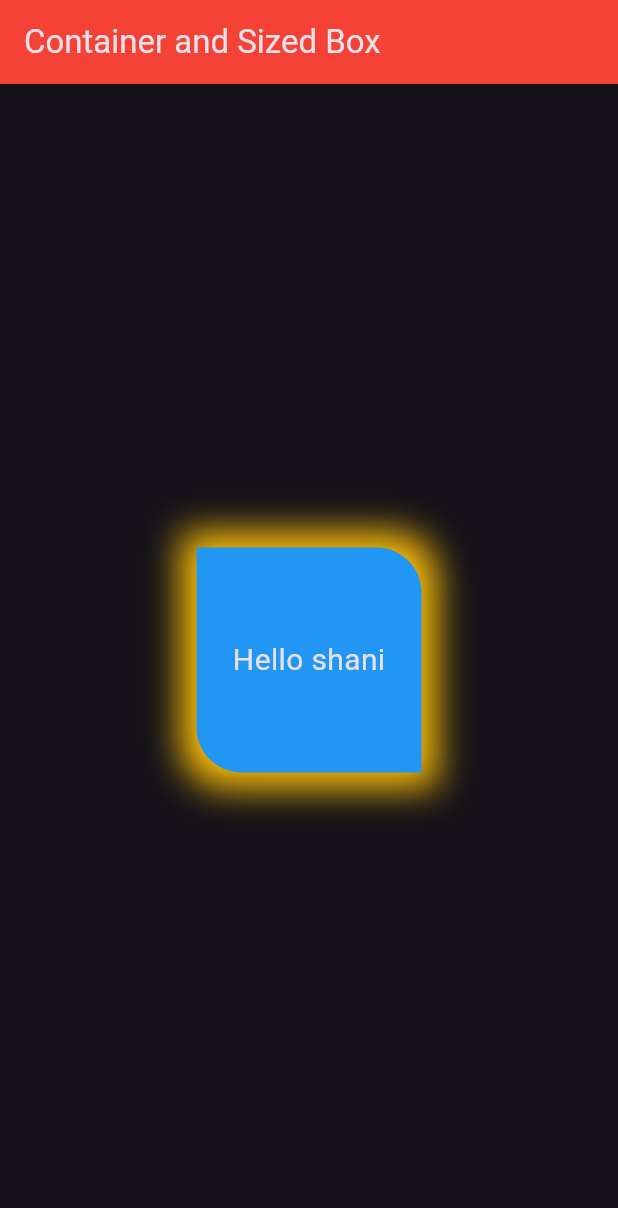
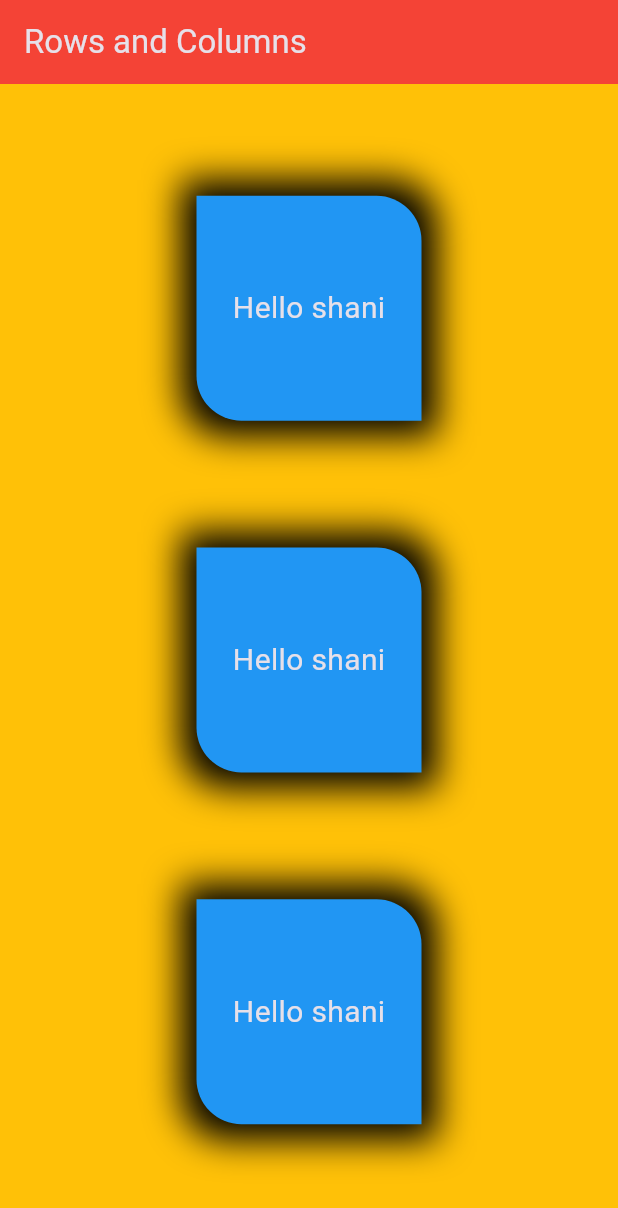
Before and after one commit to Jashwanth-Gowda-R/my_flutter_widgets, a Flutter app: the screen it shows after launch, on a phone screen of 412 x 824 dp. Shown: the top 1208 px of the screen. Run offline on Flutter 3.47's test engine with Material 2 defaults, Android fonts, the phone set to English and light mode, and no system bars.

Commit message:
rows and cols

```diff
--- a/lib/main.dart
+++ b/lib/main.dart
@@ -1,5 +1,6 @@
 import 'package:flutter/material.dart';
 import 'package:flutter_widgets/views/widgets/container_sized.dart';
+import 'package:flutter_widgets/views/widgets/rowscols.dart';
 
 void main() {
   runApp(const MyApp());
@@ -19,7 +20,7 @@ class MyApp extends StatelessWidget {
         primaryColor: Colors.deepPurple,
         useMaterial3: true,
       ),
-      home: const ContainerSized(),
+      home: const RowsCols(),
     );
   }
 }
--- /dev/null
+++ b/lib/views/widgets/rowscols.dart
@@ -0,0 +1,358 @@
+import 'package:flutter/material.dart';
+
+class RowsCols extends StatelessWidget {
+  const RowsCols({super.key});
+
+  @override
+  Widget build(BuildContext context) {
+    var w = MediaQuery.of(context).size.width;
+    var h = MediaQuery.of(context).size.height;
+    return Scaffold(
+      appBar: AppBar(
+        title: const Text('Rows and Columns'),
+        backgroundColor: Colors.red,
+      ),
+      body: Container(
+        height: h,
+        width: w,
+        color: Colors.amber,
+        child: const MyCol(),
+      ),
+    );
+  }
+}
+
+class MyCol extends StatelessWidget {
+  const MyCol({
+    super.key,
+  });
+
+  @override
+  Widget build(BuildContext context) {
+    return Column(
+      // mainAxisAlignment: MainAxisAlignment.center,
+      // mainAxisAlignment: MainAxisAlignment.spaceAround,
+      // mainAxisAlignment: MainAxisAlignment.spaceBetween,
+      // mainAxisAlignment: MainAxisAlignment.end,
+      mainAxisAlignment: MainAxisAlignment.spaceEvenly,
+      crossAxisAlignment: CrossAxisAlignment.center,
+      children: [
+        Container(
+          height: 150,
+          width: 150,
+          padding: const EdgeInsets.all(10),
+          margin: const EdgeInsets.all(10),
+          decoration: const BoxDecoration(
+            color: Colors.blue,
+            // shape: BoxShape.circle,
+            // borderRadius: BorderRadius.circular(30),
+            borderRadius: BorderRadius.only(
+              topRight: Radius.circular(30),
+              bottomLeft: Radius.circular(30),
+            ),
+            boxShadow: [
+              BoxShadow(
+                blurRadius: 20,
+                spreadRadius: 10,
+                color: Colors.black,
+              ),
+            ],
+          ),
+          // color: Colors.blue,
+          child: const Center(
+            child: Text(
+              'Hello shani',
+              style: TextStyle(
+                fontSize: 20,
+              ),
+            ),
+          ),
+        ),
+        Container(
+          height: 150,
+          width: 150,
+          padding: const EdgeInsets.all(10),
+          margin: const EdgeInsets.all(10),
+          decoration: const BoxDecoration(
+            color: Colors.blue,
+            // shape: BoxShape.circle,
+            // borderRadius: BorderRadius.circular(30),
+            borderRadius: BorderRadius.only(
+              topRight: Radius.circular(30),
+              bottomLeft: Radius.circular(30),
+            ),
+            boxShadow: [
+              BoxShadow(
+                blurRadius: 20,
+                spreadRadius: 10,
+                color: Colors.black,
+              ),
+            ],
+          ),
+          // color: Colors.blue,
+          child: const Center(
+            child: Text(
+              'Hello shani',
+              style: TextStyle(
+                fontSize: 20,
+              ),
+            ),
+          ),
+        ),
+        Container(
+          height: 150,
+          width: 150,
+          padding: const EdgeInsets.all(10),
+          margin: const EdgeInsets.all(10),
+          decoration: const BoxDecoration(
+            color: Colors.blue,
+            // shape: BoxShape.circle,
+            // borderRadius: BorderRadius.circular(30),
+            borderRadius: BorderRadius.only(
+              topRight: Radius.circular(30),
+              bottomLeft: Radius.circular(30),
+            ),
+            boxShadow: [
+              BoxShadow(
+                blurRadius: 20,
+                spreadRadius: 10,
+                color: Colors.black,
+              ),
+            ],
+          ),
+          // color: Colors.blue,
+          child: const Center(
+            child: Text(
+              'Hello shani',
+              style: TextStyle(
+                fontSize: 20,
+              ),
+            ),
+          ),
+        ),
+      ],
+    );
+  }
+}
+
+// wrap text widget for overflow - usecase
+class MyWrap extends StatelessWidget {
+  const MyWrap({
+    super.key,
+  });
+
+  @override
+  Widget build(BuildContext context) {
+    return Wrap(
+      direction: Axis.vertical,
+      children: [
+        Container(
+          height: 150,
+          width: 150,
+          padding: const EdgeInsets.all(10),
+          margin: const EdgeInsets.all(10),
+          decoration: const BoxDecoration(
+            color: Colors.blue,
+            // shape: BoxShape.circle,
+            // borderRadius: BorderRadius.circular(30),
+            borderRadius: BorderRadius.only(
+              topRight: Radius.circular(30),
+              bottomLeft: Radius.circular(30),
+            ),
+            boxShadow: [
+              BoxShadow(
+                blurRadius: 20,
+                spreadRadius: 10,
+                color: Colors.black,
+              ),
+            ],
+          ),
+          // color: Colors.blue,
+          child: const Center(
+            child: Text(
+              'Hello shani',
+              style: TextStyle(
+                fontSize: 20,
+              ),
+            ),
+          ),
+        ),
+        Container(
+          height: 150,
+          width: 150,
+          padding: const EdgeInsets.all(10),
+          margin: const EdgeInsets.all(10),
+          decoration: const BoxDecoration(
+            color: Colors.blue,
+            // shape: BoxShape.circle,
+            // borderRadius: BorderRadius.circular(30),
+            borderRadius: BorderRadius.only(
+              topRight: Radius.circular(30),
+              bottomLeft: Radius.circular(30),
+            ),
+            boxShadow: [
+              BoxShadow(
+                blurRadius: 20,
+                spreadRadius: 10,
+                color: Colors.black,
+              ),
+            ],
+          ),
+          // color: Colors.blue,
+          child: const Center(
+            child: Text(
+              'Hello shani',
+              style: TextStyle(
+                fontSize: 20,
+              ),
+            ),
+          ),
+        ),
+        Container(
+          height: 150,
+          width: 150,
+          padding: const EdgeInsets.all(10),
+          margin: const EdgeInsets.all(10),
+          decoration: const BoxDecoration(
+            color: Colors.blue,
+            // shape: BoxShape.circle,
+            // borderRadius: BorderRadius.circular(30),
+            borderRadius: BorderRadius.only(
+              topRight: Radius.circular(30),
+              bottomLeft: Radius.circular(30),
+            ),
+            boxShadow: [
+              BoxShadow(
+                blurRadius: 20,
+                spreadRadius: 10,
+                color: Colors.black,
+              ),
+            ],
+          ),
+          // color: Colors.blue,
+          child: const Center(
+            child: Text(
+              'Hello shani',
+              style: TextStyle(
+                fontSize: 20,
+              ),
+            ),
+          ),
+        ),
+      ],
+    );
+  }
+}
+
+class MyRow extends StatelessWidget {
+  const MyRow({
+    super.key,
+  });
+
+  @override
+  Widget build(BuildContext context) {
+    return Row(
+      // mainAxisAlignment: MainAxisAlignment.center,
+      // mainAxisAlignment: MainAxisAlignment.spaceAround,
+      // mainAxisAlignment: MainAxisAlignment.spaceBetween,
+      // mainAxisAlignment: MainAxisAlignment.end,
+      mainAxisAlignment: MainAxisAlignment.spaceEvenly,
+      crossAxisAlignment: CrossAxisAlignment.center,
+      children: [
+        Container(
+          height: 150,
+          width: 150,
+          padding: const EdgeInsets.all(10),
+          margin: const EdgeInsets.all(10),
+          decoration: const BoxDecoration(
+            color: Colors.blue,
+            // shape: BoxShape.circle,
+            // borderRadius: BorderRadius.circular(30),
+            borderRadius: BorderRadius.only(
+              topRight: Radius.circular(30),
+              bottomLeft: Radius.circular(30),
+            ),
+            boxShadow: [
+              BoxShadow(
+                blurRadius: 20,
+                spreadRadius: 10,
+                color: Colors.black,
+              ),
+            ],
+          ),
+          // color: Colors.blue,
+          child: const Center(
+            child: Text(
+              'Hello shani',
+              style: TextStyle(
+                fontSize: 20,
+              ),
+            ),
+          ),
+        ),
+        Container(
+          height: 150,
+          width: 150,
+          padding: const EdgeInsets.all(10),
+          margin: const EdgeInsets.all(10),
+          decoration: const BoxDecoration(
+            color: Colors.blue,
+            // shape: BoxShape.circle,
+            // borderRadius: BorderRadius.circular(30),
+            borderRadius: BorderRadius.only(
+              topRight: Radius.circular(30),
+              bottomLeft: Radius.circular(30),
+            ),
+            boxShadow: [
+              BoxShadow(
+                blurRadius: 20,
+                spreadRadius: 10,
+                color: Colors.black,
+              ),
+            ],
+          ),
+          // color: Colors.blue,
+          child: const Center(
+            child: Text(
+              'Hello shani',
+              style: TextStyle(
+                fontSize: 20,
+              ),
+            ),
+          ),
+        ),
+        Container(
+          height: 150,
+          width: 150,
+          padding: const EdgeInsets.all(10),
+          margin: const EdgeInsets.all(10),
+          decoration: const BoxDecoration(
+            color: Colors.blue,
+            // shape: BoxShape.circle,
+            // borderRadius: BorderRadius.circular(30),
+            borderRadius: BorderRadius.only(
+              topRight: Radius.circular(30),
+              bottomLeft: Radius.circular(30),
+            ),
+            boxShadow: [
+              BoxShadow(
+                blurRadius: 20,
+                spreadRadius: 10,
+                color: Colors.black,
+              ),
+            ],
+          ),
+          // color: Colors.blue,
+          child: const Center(
+            child: Text(
+              'Hello shani',
+              style: TextStyle(
+                fontSize: 20,
+              ),
+            ),
+          ),
+        ),
+      ],
+    );
+  }
+}
```
